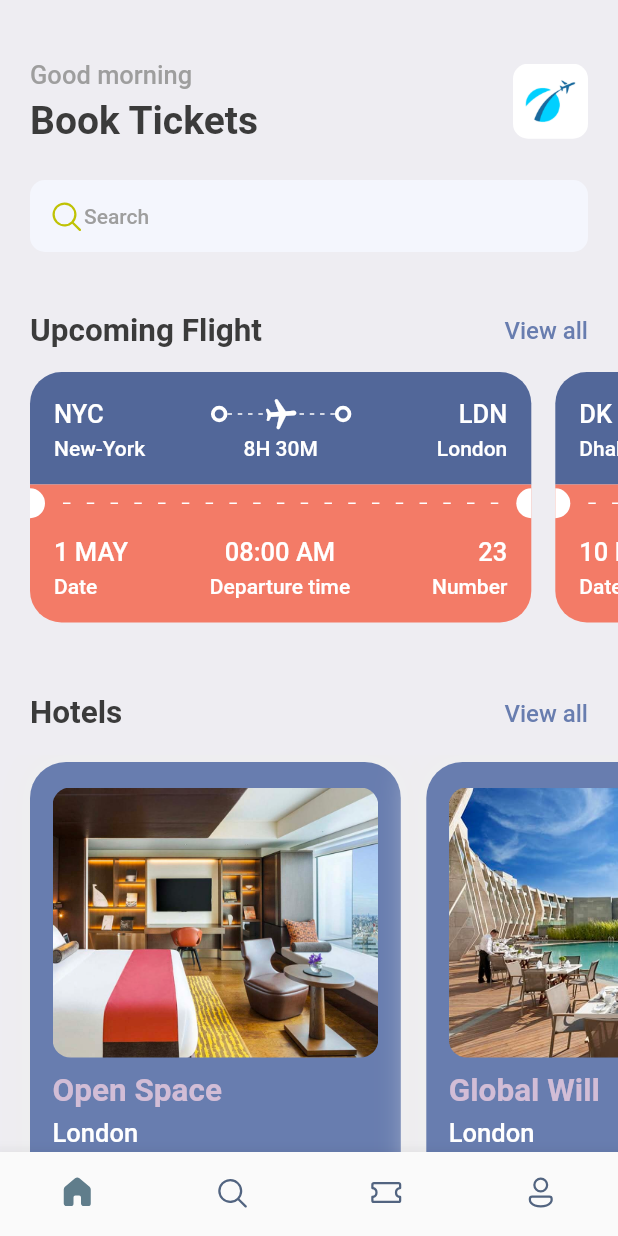
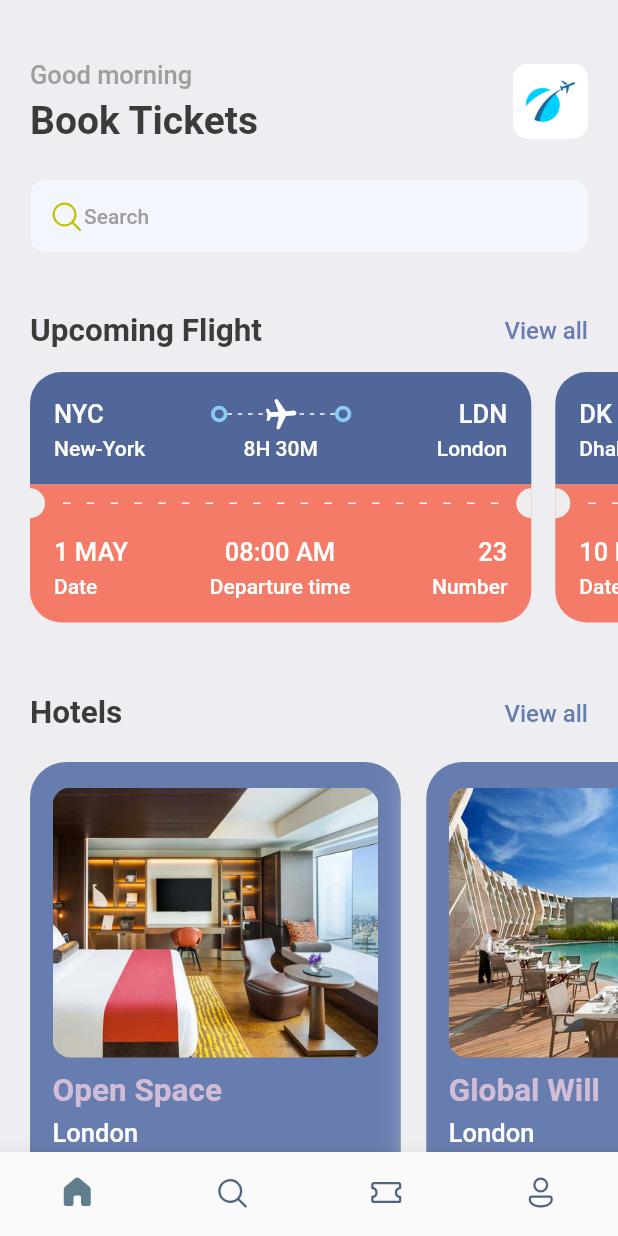
Before and after one commit to TOUFIK-Taha98/booktickets, a Flutter app: the screen it shows after launch, on a phone screen of 412 x 824 dp. Run offline on Flutter 3.47's test engine with Material 2 defaults, Android fonts, the phone set to English and light mode, and no system bars; our stand-ins replace fluentui_icons, gap, get.

Commit message:
Header part of the ticketview is done!

```diff
--- a/lib/screens/bottom_bar.dart
+++ b/lib/screens/bottom_bar.dart
@@ -1,5 +1,6 @@
 import 'package:booktickets/screens/home_screen.dart';
 import 'package:booktickets/screens/search_screen.dart';
+import 'package:booktickets/screens/ticket_screen.dart';
 import 'package:fluentui_icons/fluentui_icons.dart';
 import 'package:flutter/material.dart';
 
@@ -15,7 +16,7 @@ class _BottomBarState extends State<BottomBar> {
   static final List<Widget> _widgetOptions = <Widget>[
     const HomeScreen(),
     const SearchScreen(),
-    const Text("Tickets"),
+    const TicketScreen(),
     const Text("Profile"),
   ];
 
--- a/lib/screens/ticket_view.dart
+++ b/lib/screens/ticket_view.dart
@@ -7,7 +7,8 @@ import '../utils/app_styles.dart';
 
 class TicketView extends StatelessWidget {
   final Map<String, dynamic> ticket;
-  const TicketView({super.key, required this.ticket});
+  final bool? isColor;
+  const TicketView({super.key, required this.ticket, this.isColor = false});
 
   @override
   Widget build(BuildContext context) {
@@ -22,10 +23,11 @@ class TicketView extends StatelessWidget {
             // Showing the blue part of the card/ticket
             Container(
               decoration: BoxDecoration(
+                color:
+                    isColor == false ? const Color(0xFF526799) : Colors.white,
                 borderRadius: BorderRadius.only(
                     topLeft: Radius.circular(AppLayout.getHeight(21)),
                     topRight: Radius.circular(AppLayout.getHeight(21))),
-                color: const Color(0xFF526799),
               ),
               padding: EdgeInsets.all(AppLayout.getHeight(16)),
               child: Column(
@@ -35,12 +37,16 @@ class TicketView extends StatelessWidget {
                     children: [
                       Text(
                         ticket['from']['code'],
-                        style: Styles.headLineStyle3.copyWith(
-                          color: Colors.white,
-                        ),
+                        style: isColor == false
+                            ? Styles.headLineStyle3.copyWith(
+                                color: Colors.white,
+                              )
+                            : Styles.headLineStyle3,
                       ),
                       const Spacer(), // its like MainAxisAlignment.spaceBetween
-                      const ThickContainer(),
+                      const ThickContainer(
+                        isColor: true,
+                      ),
                       Expanded(
                         child: Stack(children: [
                           SizedBox(
@@ -60,9 +66,13 @@ class TicketView extends StatelessWidget {
                                     (index) => SizedBox(
                                       width: AppLayout.getWidth(3),
                                       height: AppLayout.getHeight(1),
-                                      child: const DecoratedBox(
-                                          decoration: BoxDecoration(
-                                              color: Colors.white)),
+                                      child: DecoratedBox(
+                                        decoration: BoxDecoration(
+                                          color: isColor == false
+                                              ? Colors.white
+                                              : Colors.grey.shade300,
+                                        ),
+                                      ),
                                     ),
                                   ),
                                 );
@@ -72,19 +82,25 @@ class TicketView extends StatelessWidget {
                           Center(
                             child: Transform.rotate(
                               angle: 1.5,
-                              child: const Icon(Icons.local_airport_rounded,
-                                  color: Colors.white),
+                              child: Icon(Icons.local_airport_rounded,
+                                  color: isColor == false
+                                      ? Colors.white
+                                      : const Color(0xFF8ACCF7)),
                             ),
                           ),
                         ]),
                       ),
-                      const ThickContainer(),
+                      const ThickContainer(
+                        isColor: true,
+                      ),
                       const Spacer(), // its like MainAxisAlignment.spaceBetween
                       Text(
                         ticket['to']['code'],
-                        style: Styles.headLineStyle3.copyWith(
-                          color: Colors.white,
-                        ),
+                        style: isColor == false
+                            ? Styles.headLineStyle3.copyWith(
+                                color: Colors.white,
+                              )
+                            : Styles.headLineStyle3,
                       ),
                     ],
                   ),
@@ -96,22 +112,28 @@ class TicketView extends StatelessWidget {
                         width: AppLayout.getWidth(100),
                         child: Text(
                           ticket['from']['name'],
-                          style: Styles.headLineStyle4
-                              .copyWith(color: Colors.white),
+                          style: isColor == false
+                              ? Styles.headLineStyle4
+                                  .copyWith(color: Colors.white)
+                              : Styles.headLineStyle4,
                         ),
                       ),
                       Text(
                         ticket['flying_time'],
-                        style:
-                            Styles.headLineStyle4.copyWith(color: Colors.white),
+                        style: isColor == false
+                            ? Styles.headLineStyle4
+                                .copyWith(color: Colors.white)
+                            : Styles.headLineStyle4,
                       ),
                       SizedBox(
                         width: AppLayout.getWidth(100),
                         child: Text(
                           ticket['to']['name'],
                           textAlign: TextAlign.end,
-                          style: Styles.headLineStyle4
-                              .copyWith(color: Colors.white),
+                          style: isColor == false
+                              ? Styles.headLineStyle4
+                                  .copyWith(color: Colors.white)
+                              : Styles.headLineStyle4,
                         ),
                       ),
                     ],
@@ -121,14 +143,16 @@ class TicketView extends StatelessWidget {
             ),
             // Showing the white orange of the card/ticket
             Container(
-              color: Styles.orangeColor,
+              color: isColor == false ? Styles.orangeColor : Colors.white,
               child: Row(children: [
                 SizedBox(
                   height: AppLayout.getHeight(20),
                   width: AppLayout.getWidth(10),
                   child: DecoratedBox(
                     decoration: BoxDecoration(
-                      color: Colors.white,
+                      color: isColor == false
+                          ? Colors.grey.shade200
+                          : Colors.white,
                       borderRadius: BorderRadius.only(
                         topRight: Radius.circular(AppLayout.getHeight(10)),
                         bottomRight: Radius.circular(AppLayout.getHeight(10)),
@@ -151,9 +175,12 @@ class TicketView extends StatelessWidget {
                               (index) => SizedBox(
                                     width: AppLayout.getWidth(5),
                                     height: AppLayout.getHeight(1),
-                                    child: const DecoratedBox(
-                                      decoration:
-                                          BoxDecoration(color: Colors.white),
+                                    child: DecoratedBox(
+                                      decoration: BoxDecoration(
+                                        color: isColor == false
+                                            ? Colors.white
+                                            : Colors.grey.shade300,
+                                      ),
                                     ),
                                   )),
                         );
@@ -166,7 +193,9 @@ class TicketView extends StatelessWidget {
                   width: AppLayout.getHeight(10),
                   child: DecoratedBox(
                     decoration: BoxDecoration(
-                      color: Colors.white,
+                      color: isColor == false
+                          ? Colors.grey.shade200
+                          : Colors.white,
                       borderRadius: BorderRadius.only(
                         topLeft: Radius.circular(AppLayout.getHeight(10)),
                         bottomLeft: Radius.circular(AppLayout.getHeight(10)),
@@ -182,7 +211,7 @@ class TicketView extends StatelessWidget {
                 borderRadius: BorderRadius.only(
                     bottomLeft: Radius.circular(AppLayout.getHeight(21)),
                     bottomRight: Radius.circular(AppLayout.getHeight(21))),
-                color: Styles.orangeColor,
+                color: isColor == false ? Styles.orangeColor : Colors.white,
               ),
               padding: const EdgeInsets.only(
                   left: 16, top: 10, right: 16, bottom: 16),
@@ -196,14 +225,18 @@ class TicketView extends StatelessWidget {
                         children: [
                           Text(
                             ticket['date'],
-                            style: Styles.headLineStyle3
-                                .copyWith(color: Colors.white),
+                            style: isColor == false
+                                ? Styles.headLineStyle3
+                                    .copyWith(color: Colors.white)
+                                : Styles.headLineStyle3,
                           ),
                           const Gap(5),
                           Text(
                             "Date",
-                            style: Styles.headLineStyle4
-                                .copyWith(color: Colors.white),
+                            style: isColor == false
+                                ? Styles.headLineStyle4
+                                    .copyWith(color: Colors.white)
+                                : Styles.headLineStyle4,
                           )
                         ],
                       ),
@@ -212,14 +245,18 @@ class TicketView extends StatelessWidget {
                         children: [
                           Text(
                             ticket['departure_time'],
-                            style: Styles.headLineStyle3
-                                .copyWith(color: Colors.white),
+                            style: isColor == false
+                                ? Styles.headLineStyle3
+                                    .copyWith(color: Colors.white)
+                                : Styles.headLineStyle3,
                           ),
                           const Gap(5),
                           Text(
                             "Departure time",
-                            style: Styles.headLineStyle4
-                                .copyWith(color: Colors.white),
+                            style: isColor == false
+                                ? Styles.headLineStyle4
+                                    .copyWith(color: Colors.white)
+                                : Styles.headLineStyle4,
                           )
                         ],
                       ),
@@ -228,14 +265,18 @@ class TicketView extends StatelessWidget {
                         children: [
                           Text(
                             ticket['number'].toString(),
-                            style: Styles.headLineStyle3
-                                .copyWith(color: Colors.white),
+                            style: isColor == false
+                                ? Styles.headLineStyle3
+                                    .copyWith(color: Colors.white)
+                                : Styles.headLineStyle3,
                           ),
                           const Gap(5),
                           Text(
                             "Number",
-                            style: Styles.headLineStyle4
-                                .copyWith(color: Colors.white),
+                            style: isColor == false
+                                ? Styles.headLineStyle4
+                                    .copyWith(color: Colors.white)
+                                : Styles.headLineStyle4,
                           )
                         ],
                       ),
--- a/lib/widgets/thick_container.dart
+++ b/lib/widgets/thick_container.dart
@@ -1,7 +1,8 @@
 import 'package:flutter/material.dart';
 
 class ThickContainer extends StatelessWidget {
-  const ThickContainer({super.key});
+  final bool? isColor;
+  const ThickContainer({super.key, this.isColor = false});
 
   @override
   Widget build(BuildContext context) {
@@ -9,7 +10,10 @@ class ThickContainer extends StatelessWidget {
       padding: const EdgeInsets.all(3.0),
       decoration: BoxDecoration(
           borderRadius: BorderRadius.circular(20),
-          border: Border.all(width: 2.5, color: Colors.white)),
+          border: Border.all(
+              width: 2.5,
+              color:
+                  isColor == false ? Colors.white : const Color(0xFF8ACCF7))),
     );
   }
 }
```
Also changed, not shown: lib/screens/search_screen.dart (+4 -37 lines), lib/screens/ticket_screen.dart (added, +41 -0 lines), lib/widgets/ticket_tabs.dart (added, +52 -0 lines).
